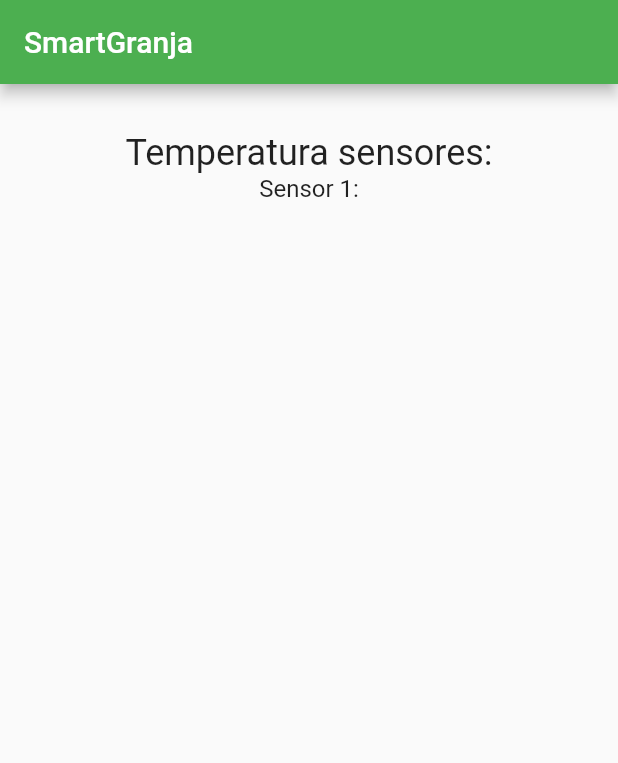
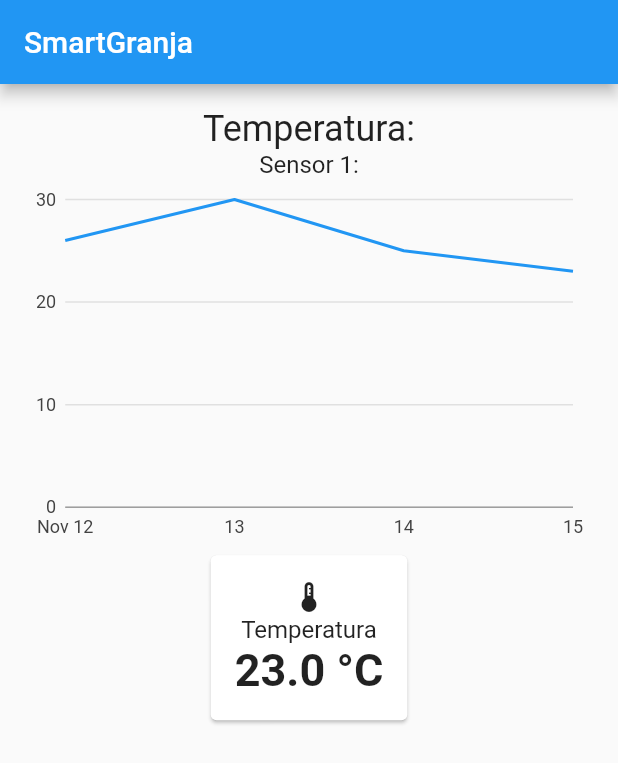
Before and after one commit to Vitorhpx/SmartGranja, a Flutter app: the screen it shows after launch, on a phone screen of 412 x 824 dp. Shown: the top 763 px of the screen. Run offline on Flutter 3.47's test engine with Material 2 defaults, Android fonts, the phone set to English and light mode, and no system bars; our stand-ins replace charts_flutter.

Commit message:
Show historical data

```diff
--- /dev/null
+++ b/lib/historical_data/view/screen/historical_data.dart
@@ -0,0 +1,105 @@
+import 'package:flutter/material.dart';
+import 'package:smart_granja/historical_data/view_model/historical_data.dart';
+import 'package:smart_granja/historical_data/view/widget/time_series_chart.dart';
+import 'package:smart_granja/historical_data/view/widget/data_card.dart';
+import 'package:smart_granja/shared/model/monitoring_data.dart';
+import 'package:smart_granja/shared/model/monitoring_data_model.dart';
+import 'package:provider/provider.dart';
+import 'package:smart_granja/shared/view/widgets/blank-spacer.dart';
+
+class HistoricalDataScreen extends StatelessWidget {
+  const HistoricalDataScreen({Key? key}) : super(key: key);
+
+  @override
+  Widget build(BuildContext context) {
+    return ProxyProvider<MonitoringDataModel, HistoricalDataViewModel>(
+        create: (context) =>
+            HistoricalDataViewModel(context.read<MonitoringDataModel>()),
+        update: (context, monitoringDataModel, notifier) =>
+            HistoricalDataViewModel(context.read<MonitoringDataModel>()),
+        child: HistoricalDataWidget(),
+      );
+  }
+}
+
+class HistoricalDataWidget extends StatelessWidget {
+  const HistoricalDataWidget({Key? key}) : super(key: key);
+
+  @override
+  Widget build(BuildContext context) {
+    final viewModel = context.select(
+        (HistoricalDataViewModel viewModel) => viewModel,
+    );
+
+    return Scaffold(
+      appBar: AppBar(
+        // Here we take the value from the MyHomePage object that was created by
+        // the App.build method, and use it to set our appbar title.
+        title: const Text('SmartGranja'),
+      ),
+      body: Center(
+        child: Container(
+          padding: EdgeInsets.all(16.0),
+          width: MediaQuery.of(context).size.width,
+          child: Column(
+            mainAxisAlignment: MainAxisAlignment.start,
+            children: <Widget>[
+              Text(
+                'Temperatura:',
+                style: const TextStyle(fontSize: 24),
+              ),
+              Text(
+                'Sensor 1:',
+                style: const TextStyle(fontSize: 16),
+              ),
+              FutureBuilder(
+                future: viewModel.allMonitoringData,
+                builder: (context, AsyncSnapshot<List<MonitoringData>> allMonitoringData) {
+                  if (allMonitoringData.hasData) {
+                    return SizedBox(
+                      height: MediaQuery.of(context).size.height * 0.3,
+                      child: SimpleTimeSeriesChart(allMonitoringData.data!, animate: false),
+                    );
+                  }
+                  return Column(
+                    children: [
+                      BlankSpacer(SpacerSize.large),
+                      SizedBox(
+                        child: CircularProgressIndicator(),
+                        width: 60,
+                        height: 60,
+                      ),
+                    ],
+                  );
+                }
+              ),
+              FutureBuilder(
+                future: viewModel.latestMonitoringData,
+                builder: (context, AsyncSnapshot<MonitoringData> latestMonitoringData) {
+                  if (latestMonitoringData.hasData) {
+                    return DataCard(
+                      icon: Icons.thermostat,
+                      dataValue: latestMonitoringData.data!.temperature,
+                      dataUnit: '\u{00B0}C',
+                      dataCategory: 'Temperatura',
+                    );
+                  }
+                  return Column(
+                    children: [
+                      BlankSpacer(SpacerSize.large),
+                      SizedBox(
+                        child: CircularProgressIndicator(),
+                        width: 60,
+                        height: 60,
+                      ),
+                    ],
+                  );
+                }
+              ),
+            ],
+          ),
+        ),
+      ), // This trailing comma makes auto-formatting nicer for build methods.
+    );
+  }
+}
--- /dev/null
+++ b/lib/historical_data/view/widget/data_card.dart
@@ -0,0 +1,43 @@
+import 'package:flutter/material.dart';
+
+class DataCard extends StatelessWidget {
+  final IconData icon;
+  final double dataValue;
+  final String dataUnit;
+  final String dataCategory;
+
+  const DataCard({
+    Key? key,
+    required this.icon,
+    required this.dataValue,
+    required this.dataUnit,
+    required this.dataCategory
+  }) : super(key: key);
+
+  @override
+  Widget build(BuildContext context) {
+    return Center(
+      child: Card(
+        child: Padding(
+          child: Column(
+            children: <Widget>[
+              Icon(this.icon),
+              Text(
+                this.dataCategory,
+                style: const TextStyle(fontSize: 16),
+              ),
+              Text(
+                '$dataValue $dataUnit',
+                style: const TextStyle(
+                  fontSize: 30,
+                  fontWeight: FontWeight.bold
+                )
+              )
+            ]
+          ),
+          padding: EdgeInsets.all(16.0),
+        )
+      )
+    );
+  }
+}
--- /dev/null
+++ b/lib/historical_data/view/widget/time_series_chart.dart
@@ -0,0 +1,31 @@
+/// Timeseries chart example
+import 'package:charts_flutter/flutter.dart' as charts;
+import 'package:smart_granja/shared/model/monitoring_data.dart';
+import 'package:flutter/material.dart';
+
+class SimpleTimeSeriesChart extends StatelessWidget {
+  final List<MonitoringData> monitoringDataList;
+  final bool animate;
+
+  SimpleTimeSeriesChart(this.monitoringDataList, {required this.animate});
+
+  @override
+  Widget build(BuildContext context) {
+    return new charts.TimeSeriesChart(
+      [
+        new charts.Series<MonitoringData, DateTime>(
+          id: 'Data',
+          colorFn: (_, __) => charts.MaterialPalette.blue.shadeDefault,
+          domainFn: (MonitoringData data, _) => data.timestamp,
+          measureFn: (MonitoringData data, _) => data.temperature,
+          data: monitoringDataList,
+        )
+      ],
+      animate: animate,
+      // Optionally pass in a [DateTimeFactory] used by the chart. The factory
+      // should create the same type of [DateTime] as the data provided. If none
+      // specified, the default creates local date time.
+      dateTimeFactory: const charts.LocalDateTimeFactory(),
+    );
+  }
+}
--- /dev/null
+++ b/lib/historical_data/view_model/historical_data.dart
@@ -0,0 +1,12 @@
+import 'package:smart_granja/shared/model/monitoring_data.dart';
+import 'package:smart_granja/shared/model/monitoring_data_model.dart';
+
+class HistoricalDataViewModel {
+  final MonitoringDataModel _monitoringDataModel;
+
+  HistoricalDataViewModel(this._monitoringDataModel);
+
+  Future<List<MonitoringData>> get allMonitoringData => _monitoringDataModel.allMonitoringData;
+
+  Future<MonitoringData> get latestMonitoringData => _monitoringDataModel.latestMonitoringData;
+}
--- a/lib/main.dart
+++ b/lib/main.dart
@@ -1,84 +1,27 @@
 import 'package:flutter/material.dart';
+import 'package:provider/provider.dart';
+import 'package:smart_granja/historical_data/view/screen/historical_data.dart';
+import 'package:smart_granja/shared/model/monitoring_data_model.dart';
 
 void main() {
   runApp(MyApp());
 }
 
 class MyApp extends StatelessWidget {
-  // This widget is the root of your application.
+  const MyApp({Key? key}) : super(key: key);
+
   @override
   Widget build(BuildContext context) {
-    return MaterialApp(
-      title: 'SmartGranja',
-      theme: ThemeData(
-        // This is the theme of your application.
-        //
-        // Try running your application with "flutter run". You'll see the
-        // application has a blue toolbar. Then, without quitting the app, try
-        // changing the primarySwatch below to Colors.green and then invoke
-        // "hot reload" (press "r" in the console where you ran "flutter run",
-        // or simply save your changes to "hot reload" in a Flutter IDE).
-        // Notice that the counter didn't reset back to zero; the application
-        // is not restarted.
-        primarySwatch: Colors.green,
-      ),
-      home: MyHomePage(title: 'SmartGranja'),
+    return MultiProvider(
+      providers: [
+        ChangeNotifierProvider(
+          create: (context) => MonitoringDataModel()
+        )
+      ],
+      child: MaterialApp(
+        title: 'SmartGranja',
+        home: HistoricalDataScreen(),
+      )
     );
   }
 }
-
-class MyHomePage extends StatefulWidget {
-  MyHomePage({Key? key, required this.title}) : super(key: key);
-
-  // This widget is the home page of your application. It is stateful, meaning
-  // that it has a State object (defined below) that contains fields that affect
-  // how it looks.
-
-  // This class is the configuration for the state. It holds the values (in this
-  // case the title) provided by the parent (in this case the App widget) and
-  // used by the build method of the State. Fields in a Widget subclass are
-  // always marked "final".
-
-  final String title;
-
-  @override
-  _MyHomePageState createState() => _MyHomePageState();
-}
-
-class _MyHomePageState extends State<MyHomePage> {
-
-  @override
-  Widget build(BuildContext context) {
-    // This method is rerun every time setState is called, for instance as done
-    // by the _incrementCounter method above.
-    //
-    // The Flutter framework has been optimized to make rerunning build methods
-    // fast, so that you can just rebuild anything that needs updating rather
-    // than having to individually change instances of widgets.
-    return Scaffold(
-      appBar: AppBar(
-        // Here we take the value from the MyHomePage object that was created by
-        // the App.build method, and use it to set our appbar title.
-        title: Text(widget.title),
-      ),
-      body: Center(
-        child: Padding(
-          child: Column(
-            mainAxisAlignment: MainAxisAlignment.start,
-            children: <Widget>[
-              Text(
-                'Temperatura sensores:',
-                style: const TextStyle(fontSize: 24),
-              ),
-              Text(
-                'Sensor 1:',
-                style: const TextStyle(fontSize: 16),
-              ),
-            ],
-          ),
-          padding: EdgeInsets.fromLTRB(0, 32, 0, 0),
-        )
-      ),// This trailing comma makes auto-formatting nicer for build methods.
-    );
-  }
-}
--- /dev/null
+++ b/lib/shared/model/monitoring_data.dart
@@ -0,0 +1,13 @@
+/// Sample time series data type.
+class MonitoringData {
+  final DateTime timestamp;
+  final double temperature;
+  final double humidity;
+
+  MonitoringData(this.timestamp, this.temperature, this.humidity);
+
+  MonitoringData.fromJson(Map<String, dynamic> json)
+      : timestamp = json['timestamp'],
+        temperature = double.parse(json['temperature'].toString()),
+        humidity = double.parse(json['humidity'].toString());
+}
--- /dev/null
+++ b/lib/shared/model/monitoring_data_model.dart
@@ -0,0 +1,23 @@
+import 'package:smart_granja/shared/model/monitoring_data.dart';
+import 'package:flutter/material.dart';
+
+class MonitoringDataModel extends ChangeNotifier {
+  late MonitoringData _latestMonitoringData;
+  List<MonitoringData> _allMonitoringData = [];
+
+  Future<List<MonitoringData>> get allMonitoringData async {
+    _allMonitoringData = [
+      new MonitoringData(new DateTime(2021, 11, 15), 23, 5),
+      new MonitoringData(new DateTime(2021, 11, 14), 25, 5),
+      new MonitoringData(new DateTime(2021, 11, 13), 30, 5),
+      new MonitoringData(new DateTime(2021, 11, 12), 26, 5),
+    ];
+    return _allMonitoringData;
+  }
+
+  Future<MonitoringData> get latestMonitoringData async {
+    _latestMonitoringData = new MonitoringData(new DateTime(2021, 11, 15), 23, 5);
+    notifyListeners();
+    return _latestMonitoringData;
+  }
+}
--- /dev/null
+++ b/lib/shared/view/widgets/blank-spacer.dart
@@ -0,0 +1,30 @@
+import 'package:flutter/material.dart';
+
+enum SpacerSize { small, medium, large }
+
+class BlankSpacer extends StatelessWidget {
+  final SpacerSize _size;
+
+  const BlankSpacer(
+      this._size, {
+        Key? key,
+      }) : super(key: key);
+
+  double _getHeightValue(SpacerSize size) {
+    switch (size) {
+      case SpacerSize.small:
+        return 10;
+      case SpacerSize.medium:
+        return 20;
+      case SpacerSize.large:
+        return 30;
+      default:
+        return 0;
+    }
+  }
+
+  @override
+  Widget build(BuildContext context) {
+    return SizedBox(height: this._getHeightValue(this._size));
+  }
+}
--- a/pubspec.yaml
+++ b/pubspec.yaml
@@ -28,6 +28,8 @@ dependencies:
   # The following adds the Cupertino Icons font to your application.
   # Use with the CupertinoIcons class for iOS style icons.
   cupertino_icons: ^1.0.2
+  charts_flutter: ^0.12.0
+  provider: ^6.0.0
 
 dev_dependencies:
   flutter_test:
```
Also changed, not shown: pubspec.lock.
